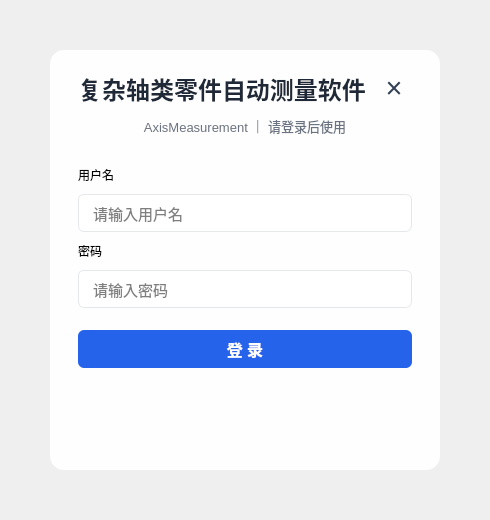
Above: logIn.ui from lonexlxlx/AxisMeasurement before the change. Below: the same form after it.
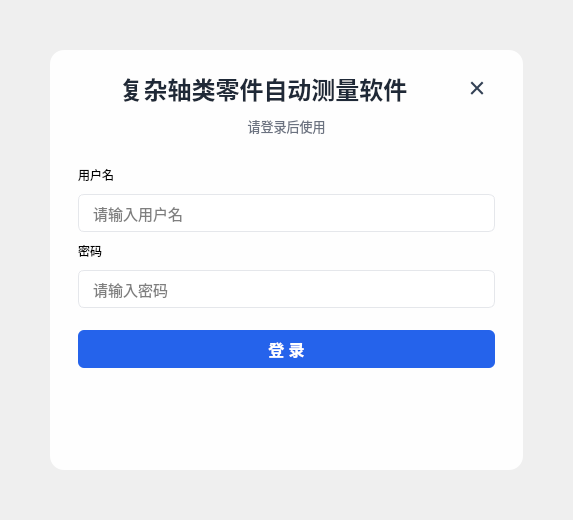
That is the form after the change. Icons and pictures are not drawn.

What changed in the file:
```diff
--- a/logIn.ui
+++ b/logIn.ui
@@ -6,7 +6,7 @@
    <rect>
     <x>0</x>
     <y>0</y>
-    <width>420</width>
+    <width>573</width>
     <height>520</height>
    </rect>
   </property>
@@ -152,7 +152,7 @@
        <item>
         <widget class="QLabel" name="cardSub">
          <property name="text">
-          <string>AxisMeasurement ｜ 请登录后使用</string>
+          <string>请登录后使用</string>
          </property>
          <property name="alignment">
           <set>Qt::AlignCenter</set>
```
Left out of the diff: 14 changed lines with no effect on the pictures.
